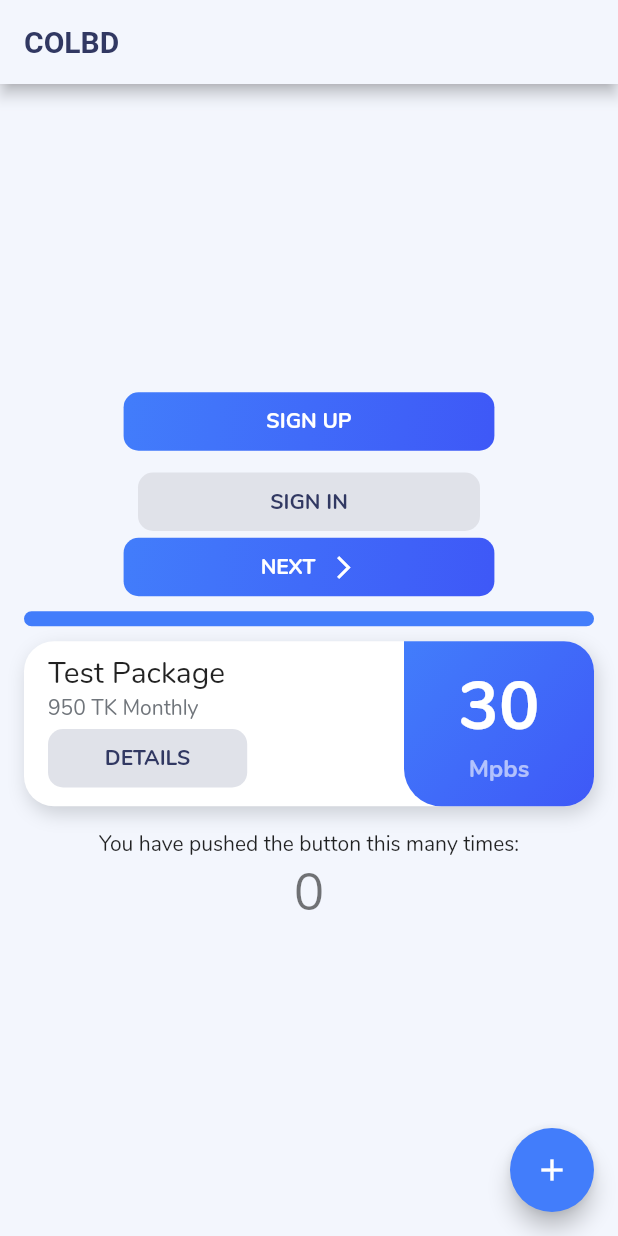
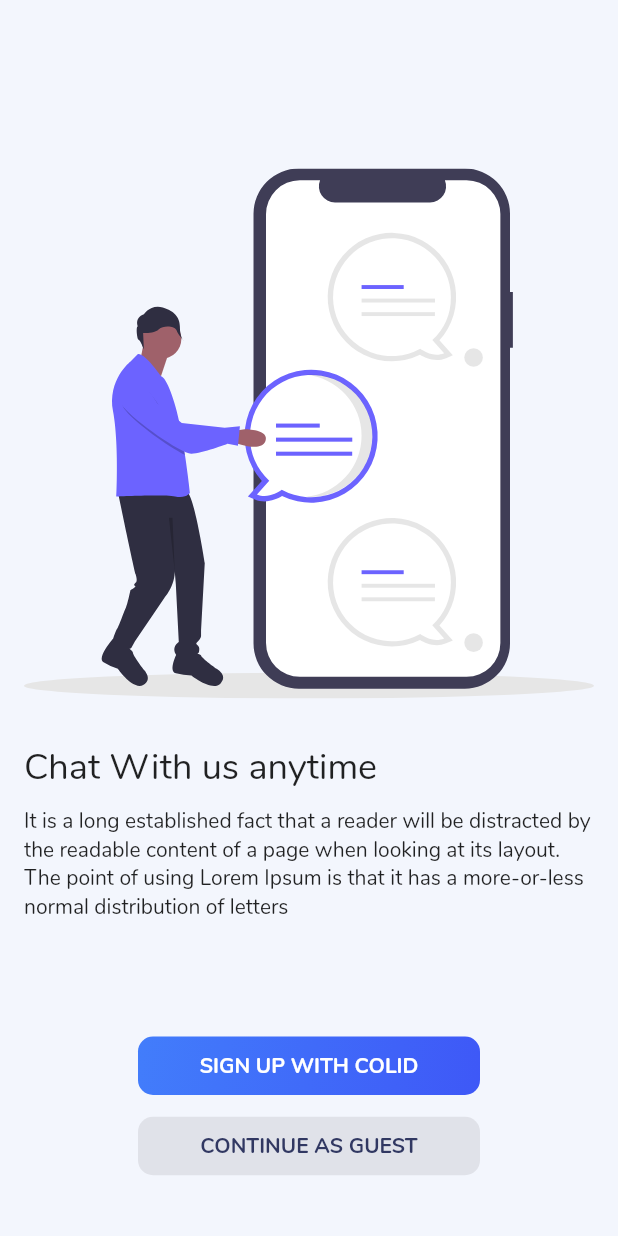
Before and after one commit to abuanwar072/Colbd_Flutter_App, a Flutter app: the screen it shows after launch, on a phone screen of 412 x 824 dp. Run offline on Flutter 3.47's test engine with Material 2 defaults, Android fonts, the phone set to English and light mode, and no system bars; our stand-ins replace flutter_svg.

Commit message:
Welcome screen done

```diff
--- a/lib/constant.dart
+++ b/lib/constant.dart
@@ -1,4 +1,8 @@
 import 'package:flutter/material.dart';
+
+const String kAccessAccountSvg = "asstes/images/access_account.svg";
+const String kOnlineMessagingSvg = "asstes/images/online_messaging.svg";
+const String kOnlinePaymentSvg = "asstes/images/online_payments.svg";
 
 const kSecondaryButtonColor = Color(0xFFE0E2E9);
 const kDefaultButtonColor = LinearGradient(
--- a/lib/main.dart
+++ b/lib/main.dart
@@ -1,4 +1,5 @@
 import 'package:colbd_app/constant.dart';
+import 'package:colbd_app/screens/welcome_screen.dart';
 import 'package:colbd_app/ui/sizing_information.dart';
 import 'package:colbd_app/ui/ui_utils.dart';
 import 'package:colbd_app/widgets/buttons.dart';
@@ -16,7 +17,7 @@ class MyApp extends StatelessWidget {
       title: 'COLBD',
       debugShowCheckedModeBanner: false,
       theme: whiteTheme,
-      home: MyHomePage(title: 'Colbd'.toUpperCase()),
+      home: WelcomeScreen(),
     );
   }
 }
--- /dev/null
+++ b/lib/model/welcome.dart
@@ -0,0 +1,30 @@
+import 'package:colbd_app/constant.dart';
+
+class Welcome {
+  final String title;
+  final String discription;
+  final String image;
+
+  Welcome({this.title, this.discription, this.image});
+}
+
+List<Welcome> welcomeList = [
+  Welcome(
+    title: "Access Your Info through app",
+    image: kAccessAccountSvg,
+    discription:
+        "It is a long established fact that a reader will be distracted by the readable content of a page when looking at its layout. The point of using Lorem Ipsum is that it has a more-or-less normal distribution of letters",
+  ),
+  Welcome(
+    title: "Chat With us anytime",
+    image: kOnlineMessagingSvg,
+    discription:
+        "It is a long established fact that a reader will be distracted by the readable content of a page when looking at its layout. The point of using Lorem Ipsum is that it has a more-or-less normal distribution of letters",
+  ),
+  Welcome(
+    title: "Make payment through the app",
+    image: kOnlinePaymentSvg,
+    discription:
+        "It is a long established fact that a reader will be distracted by the readable content of a page when looking at its layout. The point of using Lorem Ipsum is that it has a more-or-less normal distribution of letters",
+  ),
+];
--- /dev/null
+++ b/lib/screens/welcome_screen.dart
@@ -0,0 +1,98 @@
+import 'dart:async';
+
+import 'package:colbd_app/model/welcome.dart';
+import 'package:colbd_app/widgets/buttons.dart';
+import 'package:flutter/material.dart';
+import 'package:flutter_svg/flutter_svg.dart';
+
+class WelcomeScreen extends StatefulWidget {
+  @override
+  _WelcomeScreenState createState() => _WelcomeScreenState();
+}
+
+class _WelcomeScreenState extends State<WelcomeScreen> {
+  int _currentPage = 0;
+  final _pageController = PageController(initialPage: 0);
+
+  @override
+  void initState() {
+    super.initState();
+    Timer.periodic(Duration(seconds: 5), (Timer timer) {
+      if (_currentPage < 2) {
+        _currentPage++;
+      } else {
+        _currentPage = 0;
+      }
+
+      _pageController.animateToPage(
+        _currentPage,
+        duration: Duration(milliseconds: 300),
+        curve: Curves.easeIn,
+      );
+    });
+  }
+
+  _onPageChanged(int index) {
+    setState(() {
+      _currentPage = index;
+    });
+  }
+
+  @override
+  void dispose() {
+    super.dispose();
+    _pageController.dispose();
+  }
+
+  @override
+  Widget build(BuildContext context) {
+    return Scaffold(
+      body: Padding(
+        padding: EdgeInsets.all(16),
+        child: Column(
+          children: <Widget>[
+            Expanded(
+              child: PageView.builder(
+                controller: _pageController,
+                onPageChanged: _onPageChanged,
+                itemCount: welcomeList.length,
+                itemBuilder: (context, index) {
+                  return Column(
+                    mainAxisAlignment: MainAxisAlignment.center,
+                    crossAxisAlignment: CrossAxisAlignment.start,
+                    children: <Widget>[
+                      SvgPicture.asset(
+                        welcomeList[index].image,
+                        height: MediaQuery.of(context).size.height * .5,
+                      ),
+                      Text(
+                        welcomeList[index].title,
+                        style: Theme.of(context).textTheme.headline,
+                      ),
+                      SizedBox(
+                        height: 10,
+                      ),
+                      Text(welcomeList[index].discription),
+                    ],
+                  );
+                },
+              ),
+            ),
+            Padding(
+              padding: EdgeInsets.only(top: 10, bottom: 20),
+              child: Column(
+                children: <Widget>[
+                  DefaultButton(press: () {}, text: "Sign Up with colid"),
+                  SizedBox(
+                    height: 10,
+                  ),
+                  SecondaryButton(press: () {}, text: "Continue as guest"),
+                ],
+              ),
+            )
+          ],
+        ),
+      ),
+    );
+  }
+}
--- a/lib/widgets/buttons.dart
+++ b/lib/widgets/buttons.dart
@@ -6,16 +6,27 @@ import 'package:flutter/material.dart';
 class DefaultButton extends StatelessWidget {
   final String text;
   final Function press;
+  final double width;
+
   const DefaultButton({
     @required this.press,
     @required this.text,
+    this.width = 0.6,
     Key key,
   }) : super(key: key);
 
   @override
   Widget build(BuildContext context) {
+    var mediaQuery = MediaQuery.of(context);
+    return LayoutBuilder(builder: (context, boxSizing) {
+      var sizingInformation = SizingInformation(
+        orientation: mediaQuery.orientation,
+        deviceType: getDeviceType(mediaQuery),
+        screenSize: mediaQuery.size,
+        localWidgetSize: Size(boxSizing.maxWidth, boxSizing.maxHeight),
+      );
       return Container(
-      width: MediaQuery.of(context).size.width * .6,
+        width: sizingInformation.localWidgetSize.width * width,
         // padding: EdgeInsets.symmetric(horizontal: 16, vertical: 10),
         decoration: BoxDecoration(
           gradient: kDefaultButtonColor,
@@ -37,6 +48,7 @@ class DefaultButton extends StatelessWidget {
           ),
         ),
       );
+    });
   }
 }
 
--- a/pubspec.yaml
+++ b/pubspec.yaml
@@ -27,6 +27,7 @@ dependencies:
 dev_dependencies:
   flutter_test:
     sdk: flutter
+  flutter_svg: ^0.17.3+1
 
 # For information on the generic Dart part of this file, see the
 # following page: https://dart.dev/tools/pub/pubspec
@@ -39,8 +40,8 @@ flutter:
   uses-material-design: true
 
   # To add assets to your application, add an assets section, like this:
-  # assets:
-  #  - images/a_dot_burr.jpeg
+  assets:
+    - asstes/images/
   #  - images/a_dot_ham.jpeg
 
   # An image asset can refer to one or more resolution-specific "variants", see
```
Also changed, not shown: asstes/images/access_account.svg (added), asstes/images/online_messaging.svg (added), asstes/images/online_payments.svg (added), pubspec.lock. Lines whose indentation alone changed are shown as unchanged.
